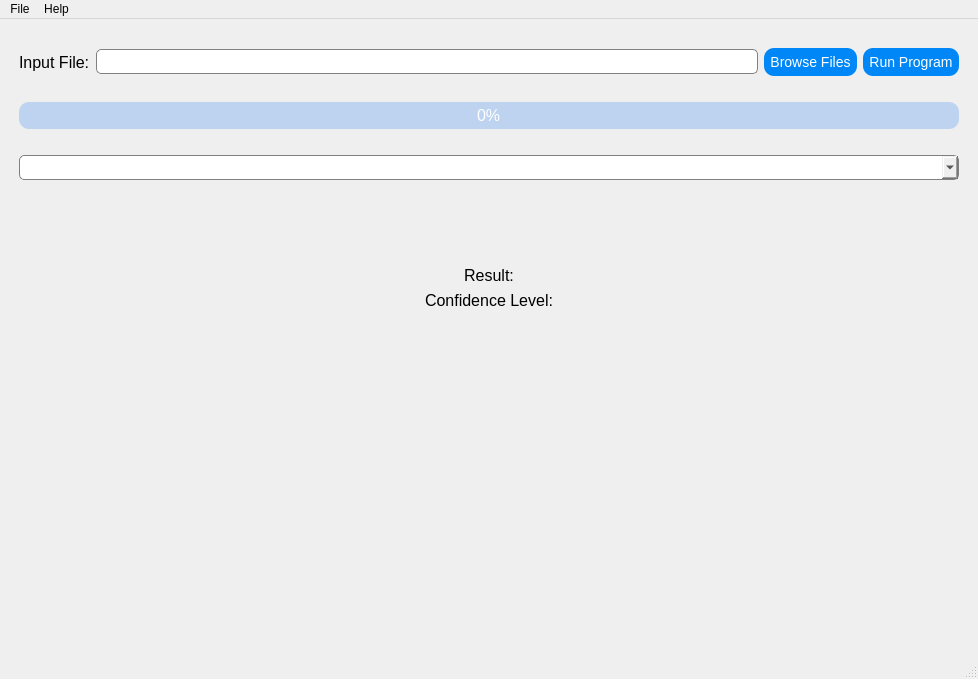
Old version of the form UI Code/AutismClassifier.ui in the repository RX-Larry/FIT3161_MA_6.
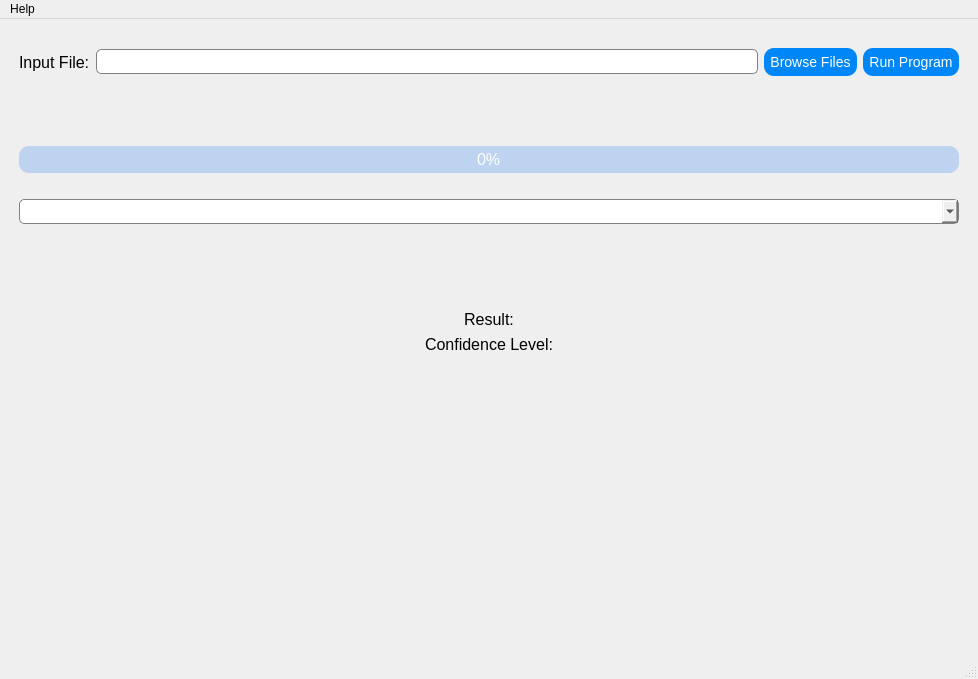
New version of the form.

Commit message: Remove 'File' Qmenu and handled file opening errors

Patch:
```diff
--- a/UI Code/AutismClassifier.ui
+++ b/UI Code/AutismClassifier.ui
@@ -156,6 +156,37 @@
       </item>
      </layout>
     </item>
+    <item>
+     <spacer name="verticalSpacer_7">
+      <property name="orientation">
+       <enum>Qt::Vertical</enum>
+      </property>
+      <property name="sizeType">
+       <enum>QSizePolicy::Fixed</enum>
+      </property>
+      <property name="sizeHint" stdset="0">
+       <size>
+        <width>20</width>
+        <height>20</height>
+       </size>
+      </property>
+     </spacer>
+    </item>
+    <item>
+     <widget class="QLabel" name="fileErrorLabel">
+      <property name="font">
+       <font>
+        <pointsize>12</pointsize>
+       </font>
+      </property>
+      <property name="text">
+       <string/>
+      </property>
+      <property name="alignment">
+       <set>Qt::AlignCenter</set>
+      </property>
+     </widget>
+    </item>
     <item>
      <spacer name="verticalSpacer_2">
       <property name="orientation">
@@ -397,20 +428,6 @@
      <height>21</height>
     </rect>
    </property>
-   <widget class="QMenu" name="menuFile">
-    <property name="title">
-     <string>File</string>
-    </property>
-    <addaction name="actionOpen_File"/>
-    <addaction name="actionOpen_Folder"/>
-    <addaction name="separator"/>
-    <addaction name="actionSave"/>
-    <addaction name="actionSave_As"/>
-    <addaction name="separator"/>
-    <addaction name="actionSettings"/>
-    <addaction name="separator"/>
-    <addaction name="actionExit"/>
-   </widget>
    <widget class="QMenu" name="menuHelp">
     <property name="title">
      <string>Help</string>
@@ -419,7 +436,6 @@
     <addaction name="actionUser_Guide"/>
     <addaction name="actionAbout"/>
    </widget>
-   <addaction name="menuFile"/>
    <addaction name="menuHelp"/>
   </widget>
   <widget class="QStatusBar" name="statusbar"/>
```
The commit also changes 1 other file.
